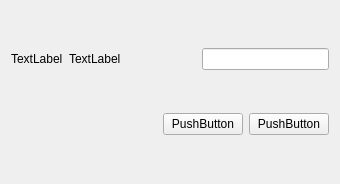
First picture: the form in FileManagement/MyMessageBox.ui, repository hhyvs111/FileManagement, before the edit.
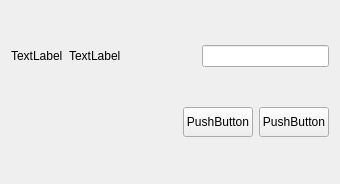
Second picture: the form after the edit.

```diff
--- a/FileManagement/MyMessageBox.ui
+++ b/FileManagement/MyMessageBox.ui
@@ -58,13 +58,26 @@
      </item>
      <item>
       <widget class="QPushButton" name="pButtonOk">
+       <property name="sizePolicy">
+        <sizepolicy hsizetype="Minimum" vsizetype="Minimum">
+         <horstretch>0</horstretch>
+         <verstretch>0</verstretch>
+        </sizepolicy>
+       </property>
+       <property name="minimumSize">
+        <size>
+         <width>70</width>
+         <height>20</height>
+        </size>
+       </property>
+       <property name="maximumSize">
+        <size>
+         <width>70</width>
+         <height>30</height>
+        </size>
+       </property>
        <property name="styleSheet">
-        <string notr="true">pButtonOk
-{
-    color:red;
-    background-color:rgb(14 , 150 , 254);
-    border: 1px solid rgb(11 , 137 , 234);
-}</string>
+        <string notr="true"/>
        </property>
        <property name="text">
         <string>PushButton</string>
@@ -73,6 +86,24 @@
      </item>
      <item>
       <widget class="QPushButton" name="pButtonCancel">
+       <property name="sizePolicy">
+        <sizepolicy hsizetype="Minimum" vsizetype="Minimum">
+         <horstretch>0</horstretch>
+         <verstretch>0</verstretch>
+        </sizepolicy>
+       </property>
+       <property name="minimumSize">
+        <size>
+         <width>70</width>
+         <height>20</height>
+        </size>
+       </property>
+       <property name="maximumSize">
+        <size>
+         <width>70</width>
+         <height>30</height>
+        </size>
+       </property>
        <property name="styleSheet">
         <string notr="true"/>
        </property>
```
